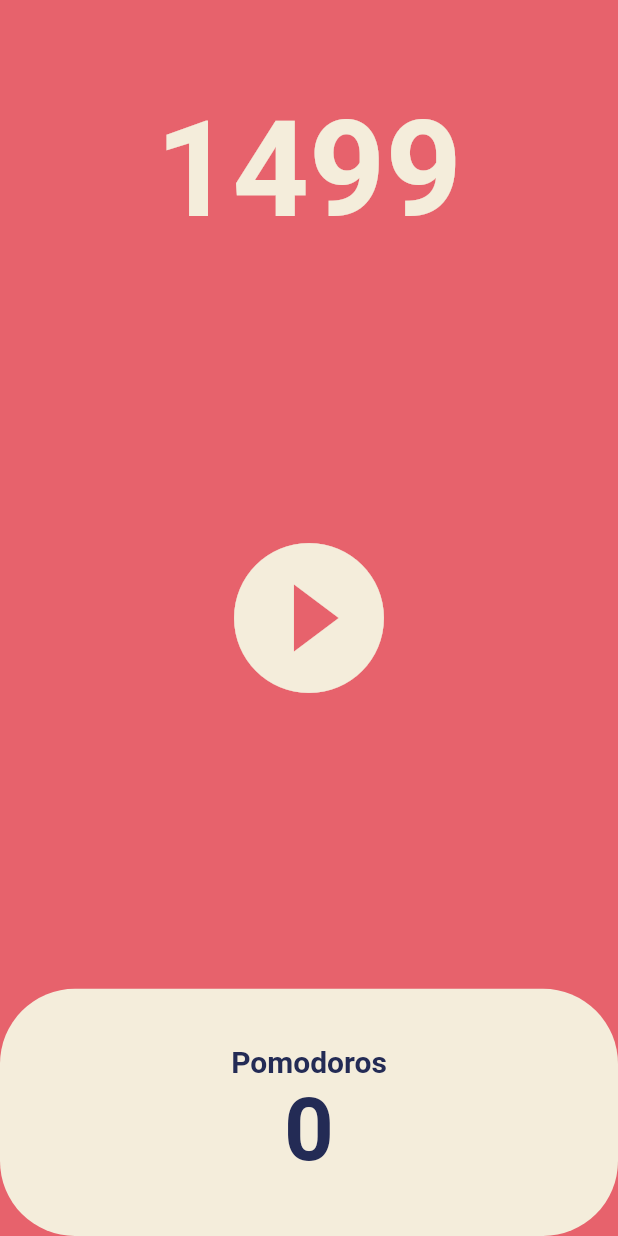
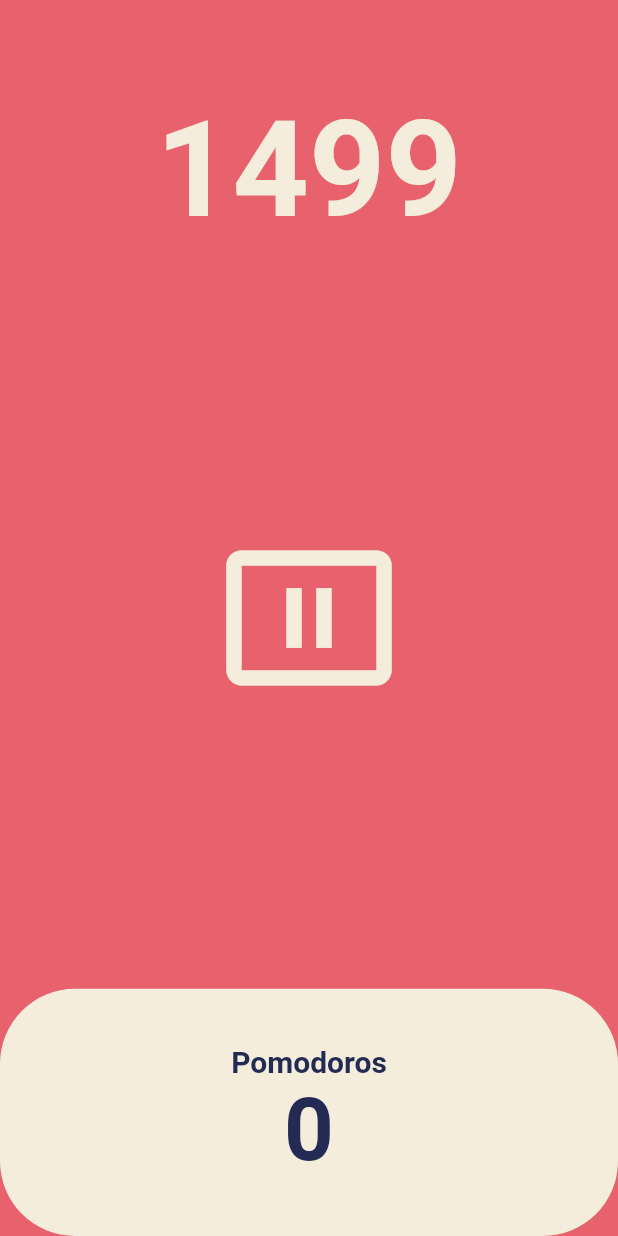
Before and after one commit to EunjoungAhn/UIChallenge, a Flutter app: the screen it shows after launch, after a tap on the "play circle filled" icon, on a phone screen of 412 x 824 dp. Run offline on Flutter 3.47's test engine with Material 2 defaults, Android fonts, the phone set to English and light mode, and no system bars.

Commit message:
일시정지 함수 추가 및 UI에 적용

```diff
--- a/lib/screens/home_screen.dart
+++ b/lib/screens/home_screen.dart
@@ -11,6 +11,7 @@ class HomeScreen extends StatefulWidget {
 
 class _HomeScreenState extends State<HomeScreen> {
   int totalSeconds = 1500;
+  bool inRunning = false;
   late Timer timer; // 당장 초기화 하지 않는 변수
 
   void onTick(Timer timer) {
@@ -26,6 +27,16 @@ class _HomeScreenState extends State<HomeScreen> {
       const Duration(seconds: 1), // 매 1초 하다 여기있는 함수가 실행
       onTick,
     );
+    setState(() {
+      inRunning = true;
+    });
+  }
+
+  void onPasuePressed() {
+    timer.cancel();
+    setState(() {
+      inRunning = false;
+    });
   }
 
   @override
@@ -56,8 +67,10 @@ class _HomeScreenState extends State<HomeScreen> {
               child: IconButton(
                 iconSize: 120,
                 color: Theme.of(context).cardColor,
-                onPressed: onStartPressed,
-                icon: const Icon(Icons.play_circle_fill_outlined),
+                onPressed: inRunning ? onPasuePressed : onStartPressed,
+                icon: inRunning
+                    ? const Icon(Icons.pause_presentation_outlined)
+                    : const Icon(Icons.play_circle_fill_outlined),
               ),
             ),
           ),
```
